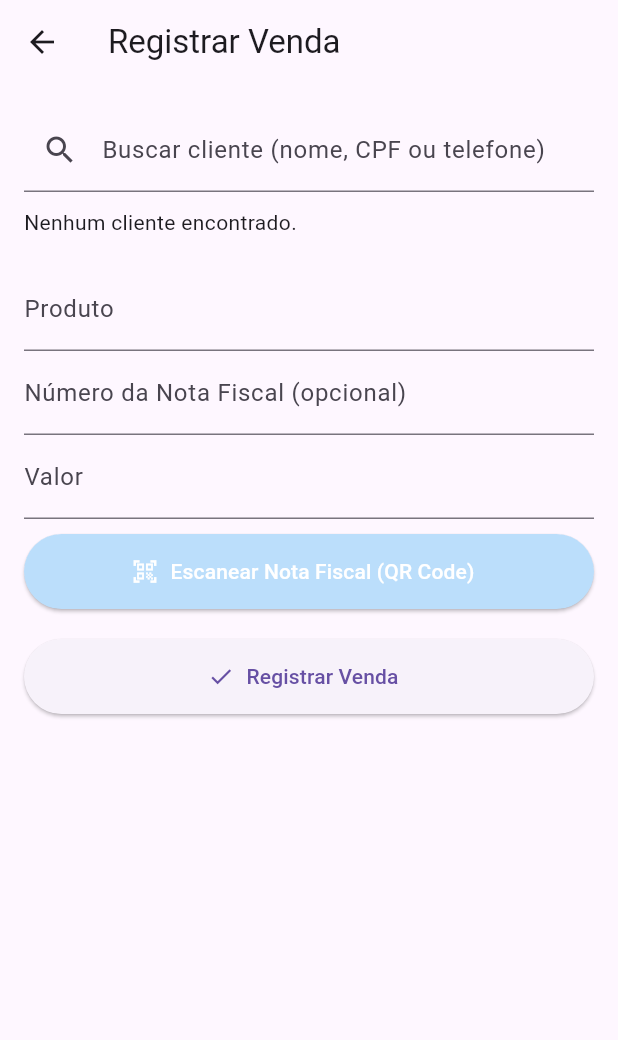
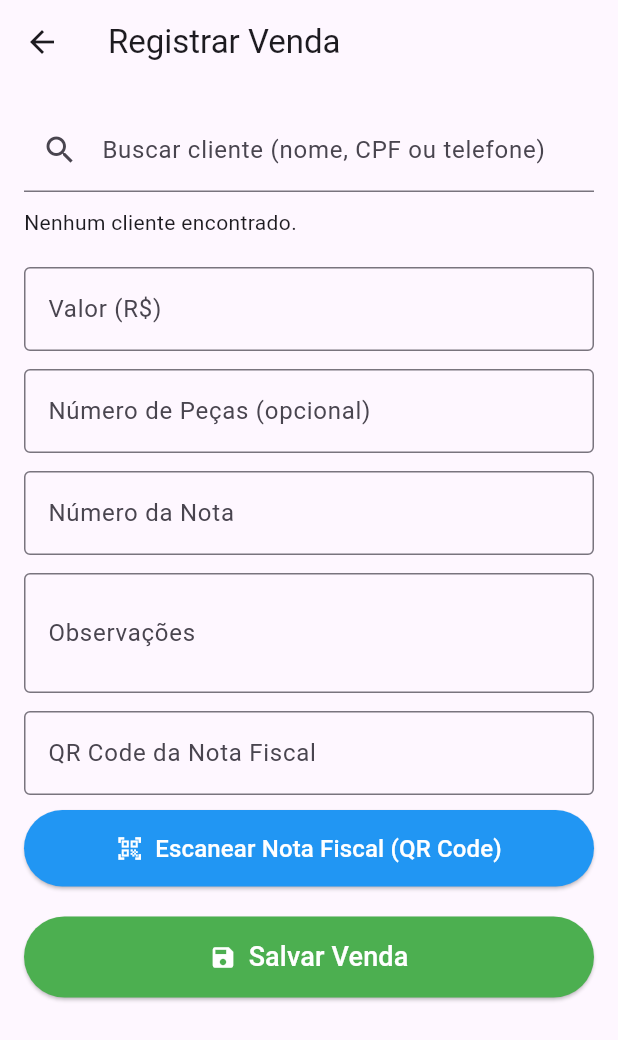
Before and after one commit to PJosquin/cadastro_clientes_final, a Flutter app: the RegistroVendaPage screen opened directly, on a phone screen of 412 x 824 dp. Shown: the top 1040 px of the screen. Run offline on Flutter 3.47's test engine with Material 3 defaults, Android fonts, the light colour scheme and no system bars; our stand-ins replace cloud_firestore, firebase_core, flutter_masked_text2, mask_text_input_formatter; missing offline and left inert: mobile_scanner, qr_code_scanner; accounts and stored records are empty.

Commit message:
v6.9-estavel - versão estável com leitura de QR Code restaurada

```diff
--- a/lib/registro_venda_page.dart
+++ b/lib/registro_venda_page.dart
@@ -1,36 +1,46 @@
 import 'package:flutter/material.dart';
 import 'package:cloud_firestore/cloud_firestore.dart';
 import 'package:intl/intl.dart';
-import 'package:mobile_scanner/mobile_scanner.dart'; // para escanear QRCode
+import 'package:mobile_scanner/mobile_scanner.dart';
 
 class RegistroVendaPage extends StatefulWidget {
-  const RegistroVendaPage({super.key});
+  const RegistroVendaPage({Key? key}) : super(key: key);
 
   @override
-  _RegistroVendaPageState createState() => _RegistroVendaPageState();
+  State<RegistroVendaPage> createState() => _RegistroVendaPageState();
 }
 
 class _RegistroVendaPageState extends State<RegistroVendaPage> {
+  // Busca de cliente (modelo antigo, interno à tela)
   final TextEditingController _buscaController = TextEditingController();
-  final TextEditingController _produtoController = TextEditingController();
-  final TextEditingController _notaController = TextEditingController();
-  final TextEditingController _valorController = TextEditingController();
-
   String? _clienteSelecionadoId;
   String? _clienteSelecionadoNome;
-  String? _qrcodeLido;
+
+  // Campos da venda
+  final _formKey = GlobalKey<FormState>();
+  final TextEditingController _valorController = TextEditingController();
+  final TextEditingController _pecasController = TextEditingController();
+  final TextEditingController _notaController = TextEditingController();
+  final TextEditingController _observacoesController = TextEditingController();
+  final TextEditingController _qrcodeController = TextEditingController();
+
+  bool _salvando = false;
 
   @override
   void dispose() {
     _buscaController.dispose();
-    _produtoController.dispose();
+    _valorController.dispose();
+    _pecasController.dispose();
     _notaController.dispose();
-    _valorController.dispose();
+    _observacoesController.dispose();
+    _qrcodeController.dispose();
     super.dispose();
   }
 
+  // === Busca flexível por nome/CPF/telefone (como nas versões estáveis antigas) ===
   Future<List<QueryDocumentSnapshot>> _buscarClientes(String termo) async {
     final termoLower = termo.toLowerCase();
+
     final snapshot = await FirebaseFirestore.instance
         .collection('clientes')
         .orderBy('nome')
@@ -46,90 +56,61 @@ class _RegistroVendaPageState extends State<RegistroVendaPage> {
       final telefone = (data['telefone'] ?? '').toString();
 
       final termoNormalizado = normalize(termoLower);
-      return nome.contains(termoLower) ||
-          normalize(cpf).contains(termoNormalizado) ||
-          normalize(telefone).contains(termoNormalizado);
+      final nomeMatch = nome.contains(termoLower);
+      final cpfMatch = normalize(cpf).contains(termoNormalizado);
+      final telMatch = normalize(telefone).contains(termoNormalizado);
+
+      return nomeMatch || cpfMatch || telMatch;
     }).toList();
   }
 
-  Future<void> _registrarVenda() async {
+  Future<void> _salvarVenda() async {
     if (_clienteSelecionadoId == null) {
       ScaffoldMessenger.of(context).showSnackBar(
         const SnackBar(content: Text("Selecione um cliente antes de registrar.")),
       );
       return;
     }
+    if (!_formKey.currentState!.validate()) return;
 
-    final produto = _produtoController.text.trim();
-    final numeroNota = _notaController.text.trim();
-    final valor = double.tryParse(_valorController.text.trim()) ?? 0;
-    final qrcode = _qrcodeLido?.trim() ?? '';
-
-    if (produto.isEmpty || valor <= 0) {
-      ScaffoldMessenger.of(context).showSnackBar(
-        const SnackBar(content: Text("Preencha o produto e o valor corretamente.")),
-      );
-      return;
-    }
+    setState(() => _salvando = true);
+    try {
+      // Converter valor em double (aceita vírgula)
+      final valor = double.tryParse(
+              _valorController.text.replaceAll('.', '').replaceAll(',', '.')) ??
+          0.0;
+      final pecas = int.tryParse(_pecasController.text.trim()) ?? 0;
 
       await FirebaseFirestore.instance.collection('vendas').add({
-      'cliente': _clienteSelecionadoNome,
         'clienteId': _clienteSelecionadoId,
-      'produto': produto,
-      'numero_nota': numeroNota, // ✅ nome igual ao Firestore
-      'qrcode': qrcode,          // ✅ opcional, se escanear QRCode
-      'valor': valor,
+        'clienteNome': _clienteSelecionadoNome,
         'data': Timestamp.now(),
-      'dataRegistro': Timestamp.now(),
-      'numero_pecas': 1,
-      'observacoes': '',
+        'valor': valor, // double
+        'numero_pecas': pecas, // compatível com histórico
+        'numero_nota': _notaController.text.trim(), // compatível com histórico
+        'observacoes': _observacoesController.text.trim(),
+        'qrcode': _qrcodeController.text.trim(), // preenchido pelo scanner
       });
 
+      if (!mounted) return;
       ScaffoldMessenger.of(context).showSnackBar(
         const SnackBar(content: Text("Venda registrada com sucesso!")),
       );
 
-    _produtoController.clear();
+      // Limpa campos (mantém cliente selecionado)
+      _valorController.clear();
+      _pecasController.clear();
       _notaController.clear();
-    _valorController.clear();
-    setState(() {
-      _clienteSelecionadoId = null;
-      _clienteSelecionadoNome = null;
-      _qrcodeLido = null;
-    });
+      _observacoesController.clear();
+      _qrcodeController.clear();
+    } catch (e) {
+      if (!mounted) return;
+      ScaffoldMessenger.of(context).showSnackBar(
+        SnackBar(content: Text('Erro ao salvar: $e')),
+      );
+    } finally {
+      if (mounted) setState(() => _salvando = false);
     }
-
-  Future<void> _lerNotaFiscal() async {
-    await showDialog(
-      context: context,
-      builder: (context) => AlertDialog(
-        title: const Text("Escanear Nota Fiscal (QR Code)"),
-        content: SizedBox(
-          height: 300,
-          width: 300,
-          child: MobileScanner(
-            onDetect: (capture) {
-              final barcodes = capture.barcodes;
-              if (barcodes.isNotEmpty) {
-                final valor = barcodes.first.rawValue ?? "";
-                if (valor.isNotEmpty) {
-                  setState(() {
-                    _qrcodeLido = valor; // ✅ grava apenas no campo qrcode
-                  });
-                  Navigator.pop(context);
-                  ScaffoldMessenger.of(context).showSnackBar(
-                    const SnackBar(
-                      content: Text("QR Code escaneado e salvo!"),
-                      duration: Duration(seconds: 2),
-                    ),
-                  );
-                }
-              }
-            },
-          ),
-        ),
-      ),
-    );
   }
 
   @override
@@ -140,23 +121,24 @@ class _RegistroVendaPageState extends State<RegistroVendaPage> {
         padding: const EdgeInsets.all(16),
         child: ListView(
           children: [
+            // ======= Busca de cliente (como era antes) =======
             TextField(
               controller: _buscaController,
               decoration: const InputDecoration(
                 labelText: "Buscar cliente (nome, CPF ou telefone)",
                 prefixIcon: Icon(Icons.search),
               ),
-              onChanged: (valor) => setState(() {}),
+              onChanged: (_) => setState(() {}),
             ),
             const SizedBox(height: 10),
             FutureBuilder<List<QueryDocumentSnapshot>>(
               future: _buscarClientes(_buscaController.text),
               builder: (context, snapshot) {
                 if (!snapshot.hasData) return const SizedBox.shrink();
-
                 final clientes = snapshot.data!;
-                if (clientes.isEmpty) return const Text("Nenhum cliente encontrado.");
-
+                if (clientes.isEmpty) {
+                  return const Text("Nenhum cliente encontrado.");
+                }
                 return Column(
                   children: clientes.map((doc) {
                     final data = doc.data() as Map<String, dynamic>;
@@ -178,7 +160,8 @@ class _RegistroVendaPageState extends State<RegistroVendaPage> {
                 );
               },
             ),
-            const SizedBox(height: 20),
+            const SizedBox(height: 12),
+
             if (_clienteSelecionadoNome != null)
               Card(
                 color: Colors.blue.shade50,
@@ -189,76 +172,120 @@ class _RegistroVendaPageState extends State<RegistroVendaPage> {
                   subtitle: const Text("Cliente selecionado"),
                   trailing: IconButton(
                     icon: const Icon(Icons.close),
-                    onPressed: () => setState(() {
+                    onPressed: () {
+                      setState(() {
                         _clienteSelecionadoId = null;
                         _clienteSelecionadoNome = null;
-                    }),
+                        _buscaController.clear();
+                      });
+                    },
                   ),
                 ),
               ),
-            TextField(
-              controller: _produtoController,
-              decoration: const InputDecoration(labelText: "Produto"),
+
+            const SizedBox(height: 8),
+
+            // ======= Form da venda =======
+            Form(
+              key: _formKey,
+              child: Column(
+                children: [
+                  TextFormField(
+                    controller: _valorController,
+                    decoration: const InputDecoration(
+                      labelText: 'Valor (R\$)',
+                      border: OutlineInputBorder(),
                     ),
-            TextField(
+                    keyboardType:
+                        const TextInputType.numberWithOptions(decimal: true),
+                    validator: (v) => (v == null || v.isEmpty)
+                        ? 'Informe o valor'
+                        : null,
+                  ),
+                  const SizedBox(height: 12),
+                  TextFormField(
+                    controller: _pecasController,
+                    decoration: const InputDecoration(
+                      labelText: 'Número de Peças (opcional)',
+                      border: OutlineInputBorder(),
+                    ),
+                    keyboardType: TextInputType.number,
+                  ),
+                  const SizedBox(height: 12),
+                  TextFormField(
                     controller: _notaController,
                     decoration: const InputDecoration(
-                labelText: "Número da Nota Fiscal (opcional)",
+                      labelText: 'Número da Nota',
+                      border: OutlineInputBorder(),
                     ),
                   ),
-            TextField(
-              controller: _valorController,
-              decoration: const InputDecoration(labelText: "Valor"),
-              keyboardType: TextInputType.number,
+                  const SizedBox(height: 12),
+                  TextFormField(
+                    controller: _observacoesController,
+                    decoration: const InputDecoration(
+                      labelText: 'Observações',
+                      border: OutlineInputBorder(),
                     ),
+                    maxLines: 2,
+                  ),
+                  const SizedBox(height: 12),
 
+                  // Campo do QR Code + botão de escanear (logo abaixo)
+                  TextFormField(
+                    controller: _qrcodeController,
+                    decoration: const InputDecoration(
+                      labelText: 'QR Code da Nota Fiscal',
+                      border: OutlineInputBorder(),
+                    ),
+                  ),
                   const SizedBox(height: 10),
 
-            // ✅ Botão novo para escanear QR Code
-            ElevatedButton.icon(
-              onPressed: _lerNotaFiscal,
-              icon: const Icon(Icons.qr_code_scanner),
-              label: const Text("Escanear Nota Fiscal (QR Code)"),
+                  // === Botão Escanear Nota Fiscal (QR Code) ===
+                  SizedBox(
+                    width: double.infinity,
+                    child: ElevatedButton.icon(
+                      icon: const Icon(Icons.qr_code_scanner, color: Colors.white),
+                      label: const Text(
+                        'Escanear Nota Fiscal (QR Code)',
+                        style: TextStyle(fontSize: 16, color: Colors.white),
+                      ),
                       style: ElevatedButton.styleFrom(
-                backgroundColor: _qrcodeLido == null
-                    ? Colors.blue.shade100
-                    : Colors.blue.shade400,
-                foregroundColor: Colors.white,
-                minimumSize: const Size.fromHeight(50),
+                        backgroundColor: Colors.blue,
+                        padding: const EdgeInsets.symmetric(vertical: 14),
+                      ),
+                      onPressed: () async {
+                        final resultado = await Navigator.push(
+                          context,
+                          MaterialPageRoute(
+                            builder: (_) => const _QrCodeScannerPage(),
+                          ),
+                        );
+                        if (resultado != null && resultado is String) {
+                          setState(() => _qrcodeController.text = resultado);
+                        }
+                      },
                     ),
                   ),
 
-            // ✅ Mostra o QRCode lido abaixo do botão (se existir)
-            if (_qrcodeLido != null && _qrcodeLido!.isNotEmpty) ...[
-              const SizedBox(height: 8),
-              Row(
-                children: [
-                  const Icon(Icons.link, color: Colors.blueAccent, size: 20),
-                  const SizedBox(width: 8),
-                  Expanded(
-                    child: Text(
-                      _qrcodeLido!,
-                      style: const TextStyle(
-                        color: Colors.blueAccent,
-                        decoration: TextDecoration.underline,
+                  const SizedBox(height: 20),
+
+                  // Botão salvar (sem mudar layout)
+                  SizedBox(
+                    width: double.infinity,
+                    child: ElevatedButton.icon(
+                      icon: const Icon(Icons.save, color: Colors.white),
+                      label: const Text(
+                        'Salvar Venda',
+                        style: TextStyle(fontSize: 18, color: Colors.white),
                       ),
-                      overflow: TextOverflow.ellipsis,
-                      maxLines: 2,
+                      style: ElevatedButton.styleFrom(
+                        backgroundColor: Colors.green,
+                        padding: const EdgeInsets.symmetric(vertical: 14),
+                      ),
+                      onPressed: _salvando ? null : _salvarVenda,
                     ),
                   ),
                 ],
-              ),
-            ],
-
-            const SizedBox(height: 20),
-
-            // ✅ Botão original para salvar
-            ElevatedButton.icon(
-              onPressed: _registrarVenda,
-              icon: const Icon(Icons.check),
-              label: const Text("Registrar Venda"),
-              style: ElevatedButton.styleFrom(
-                minimumSize: const Size.fromHeight(50),
               ),
             ),
           ],
@@ -267,3 +294,24 @@ class _RegistroVendaPageState extends State<RegistroVendaPage> {
     );
   }
 }
+
+// ======= Tela leve de Scanner usando mobile_scanner =======
+class _QrCodeScannerPage extends StatelessWidget {
+  const _QrCodeScannerPage({Key? key}) : super(key: key);
+
+  @override
+  Widget build(BuildContext context) {
+    return Scaffold(
+      appBar: AppBar(title: const Text('Escanear QR Code')),
+      body: MobileScanner(
+        onDetect: (capture) {
+          final barcodes = capture.barcodes;
+          if (barcodes.isNotEmpty) {
+            final codigo = barcodes.first.rawValue ?? '';
+            Navigator.pop(context, codigo);
+          }
+        },
+      ),
+    );
+  }
+}
```
Lines whose indentation alone changed are shown as unchanged.
